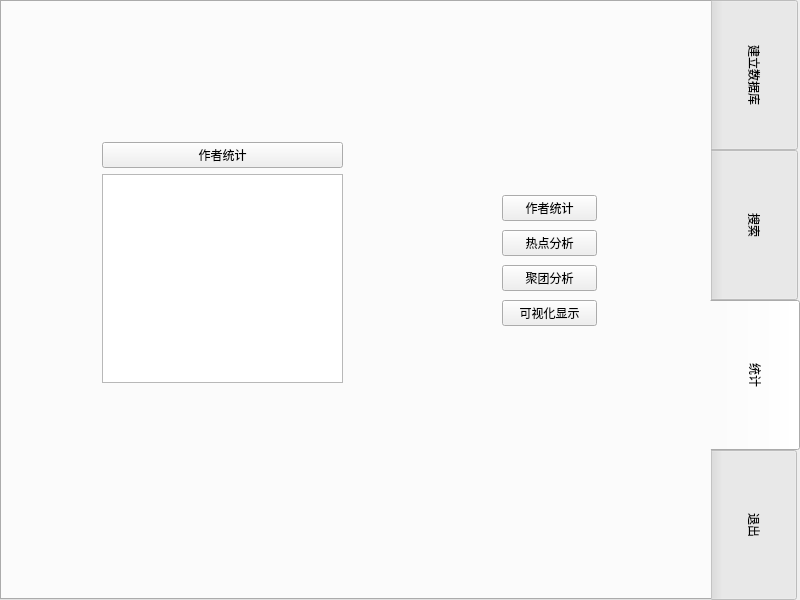
Before: the Qt Designer form mainui/mainwindow.ui in FeatherRed/DBLP-Management-System, drawn with Qt 5.
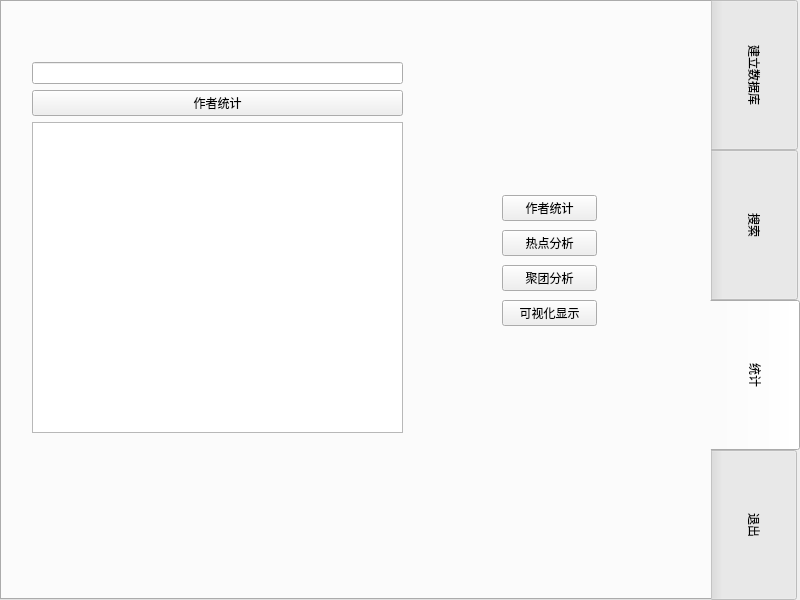
After: the same form once the commit is applied. The open tabs and pages were chosen to show the change.

Commit message: 更新了下作者统计页面ui

Diff of the .ui file:
```diff
--- a/mainui/mainwindow.ui
+++ b/mainui/mainwindow.ui
@@ -272,13 +272,16 @@
       <widget class="QWidget" name="layoutWidget_6">
        <property name="geometry">
         <rect>
-         <x>70</x>
-         <y>100</y>
-         <width>241</width>
-         <height>241</height>
+         <x>0</x>
+         <y>20</y>
+         <width>371</width>
+         <height>371</height>
         </rect>
        </property>
        <layout class="QVBoxLayout" name="verticalLayout_8">
+        <item>
+         <widget class="QLineEdit" name="lineEdit_authoranalysis"/>
+        </item>
         <item>
          <widget class="QPushButton" name="pushButton_aa1">
           <property name="text">
```
